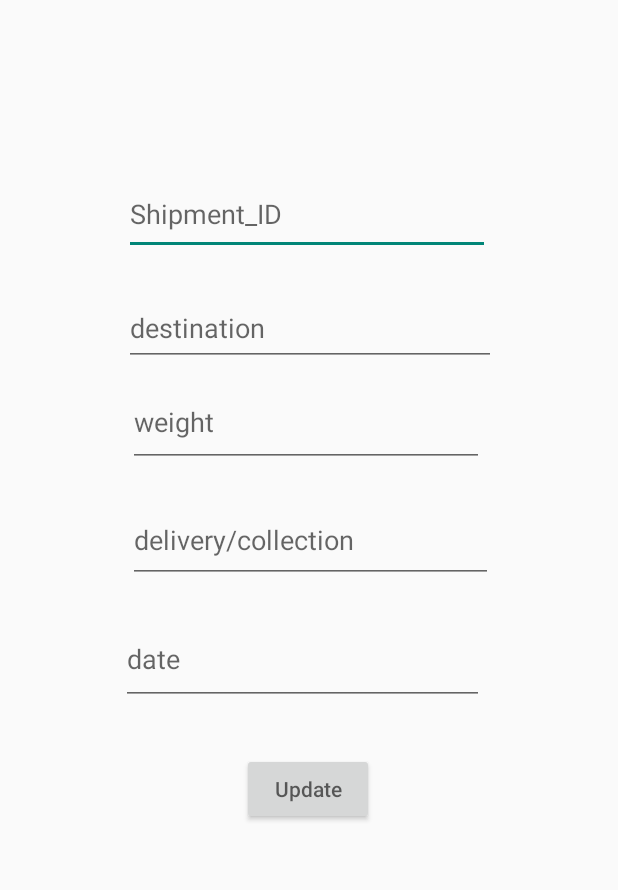
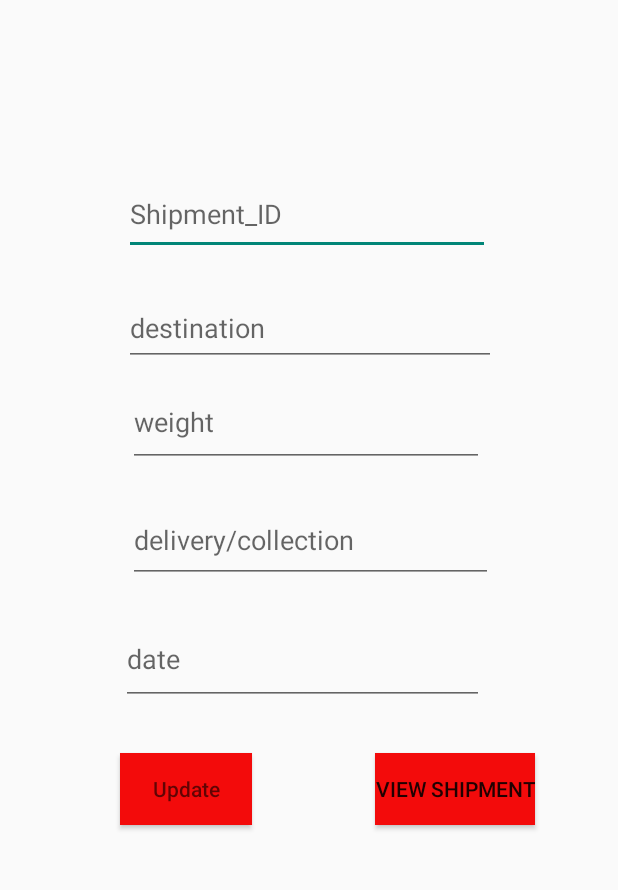
Before and after one commit to PhodishoLisa/Work-Integrated-Learning-Android-Application, an Android app: the UpdateShipment screen opened directly, with no data from a screen before it, on a phone screen of 412 x 824 dp, the part 231-1121 px from its top. Run offline under Robolectric (Android 15) with nearby library versions, the phone set to English and light mode, and no system bars; our stand-ins replace Firebase (no records; nobody signed in at launch, a user with empty details on screens opened directly).

Commit message:
Update shipment successful

```diff
--- a/app/src/main/java/com/example/myapplication/UpdateShipment.kt
+++ b/app/src/main/java/com/example/myapplication/UpdateShipment.kt
@@ -1,5 +1,6 @@
 package com.example.myapplication
 
+import android.content.Intent
 import android.os.Bundle
 import android.widget.Toast
 import androidx.appcompat.app.AppCompatActivity
@@ -16,6 +17,10 @@ class UpdateShipment : AppCompatActivity() {
         binding = ActivityUpdateShipmentBinding.inflate(layoutInflater)
         setContentView(binding.root)
 
+        binding.buttonTrack.setOnClickListener{
+            val intent = Intent(this, TrackShipmentActivity::class.java)
+            startActivity(intent)
+        }
         binding.ButtonUpdate.setOnClickListener {
             val ID = binding.editTextText2.text.toString()
             val destination = binding.editTextText3.text.toString()
--- a/app/src/main/res/layout/activity_update_shipment.xml
+++ b/app/src/main/res/layout/activity_update_shipment.xml
@@ -87,9 +87,22 @@
         android:layout_width="wrap_content"
         android:layout_height="wrap_content"
         android:layout_marginBottom="120dp"
+        android:background="#F30B0B"
         android:hint="Update"
         app:layout_constraintBottom_toBottomOf="parent"
         app:layout_constraintEnd_toEndOf="parent"
-        app:layout_constraintHorizontal_bias="0.498"
+        app:layout_constraintHorizontal_bias="0.247"
         app:layout_constraintStart_toStartOf="parent" />
+
+    <Button
+        android:id="@+id/buttonTrack"
+        android:layout_width="wrap_content"
+        android:layout_height="wrap_content"
+        android:layout_marginBottom="120dp"
+        android:background="#F30B0B"
+        android:text="View Shipment"
+        app:layout_constraintBottom_toBottomOf="parent"
+        app:layout_constraintEnd_toEndOf="parent"
+        app:layout_constraintHorizontal_bias="0.753"
+        app:layout_constraintStart_toStartOf="@+id/ButtonUpdate" />
 </androidx.constraintlayout.widget.ConstraintLayout>
```
